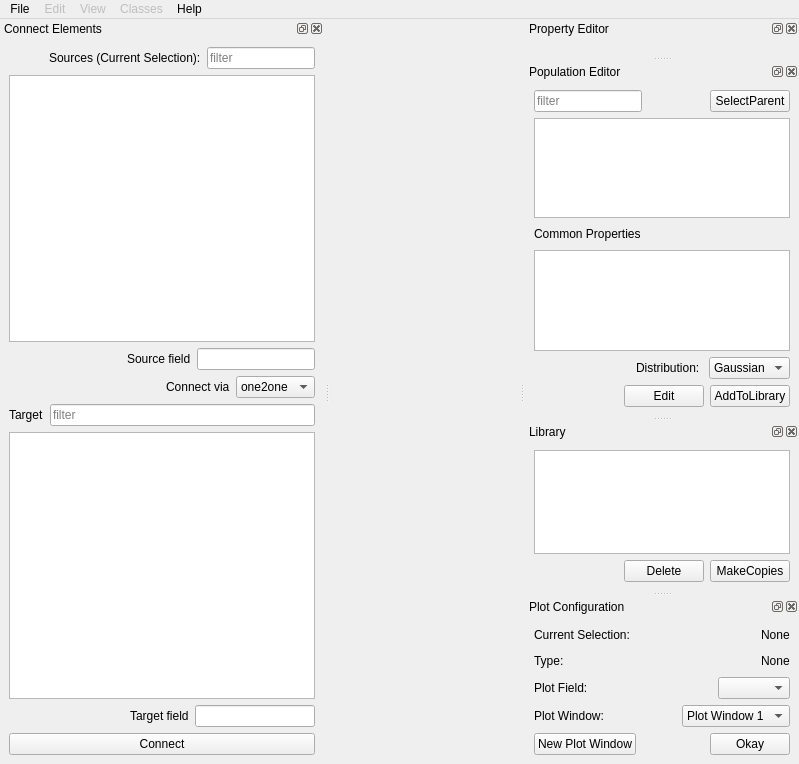
The window that moose/branches/dh_branch/gui/newgui.ui (physicalist/ncbs-moose) describes before a commit, drawn with Qt 5.
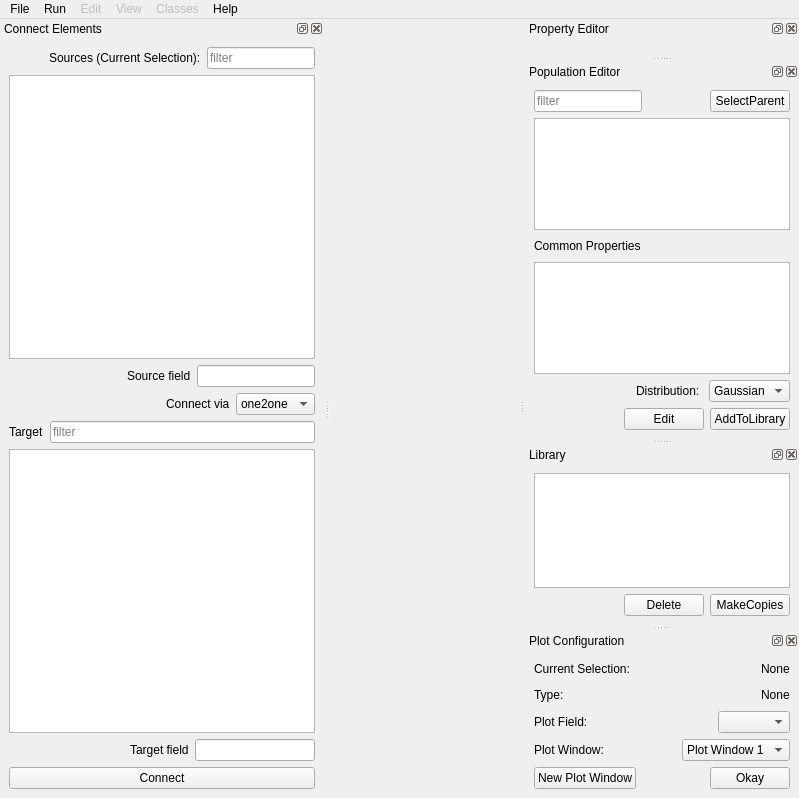
The same window after the commit. Custom widgets are drawn as their Qt base class.

Commit message: adding default plots of kkit. Also added run menu

```diff
--- a/moose/branches/dh_branch/gui/newgui.ui
+++ b/moose/branches/dh_branch/gui/newgui.ui
@@ -7,7 +7,7 @@
     <x>0</x>
     <y>0</y>
     <width>799</width>
-    <height>764</height>
+    <height>798</height>
    </rect>
   </property>
   <property name="windowTitle">
@@ -192,7 +192,16 @@
     <addaction name="actionReport_a_Bug"/>
     <addaction name="actionRequest_a_Feature"/>
    </widget>
+   <widget class="QMenu" name="menuRun">
+    <property name="title">
+     <string>Run</string>
+    </property>
+    <addaction name="actionRun"/>
+    <addaction name="actionReset"/>
+    <addaction name="actionContinue"/>
+   </widget>
    <addaction name="menuFile"/>
+   <addaction name="menuRun"/>
    <addaction name="menuEdit"/>
    <addaction name="menuView"/>
    <addaction name="menuClasses"/>
```
Left out of the diff: 19 changed lines with no effect on the pictures. The commit also changes 2 other files.
